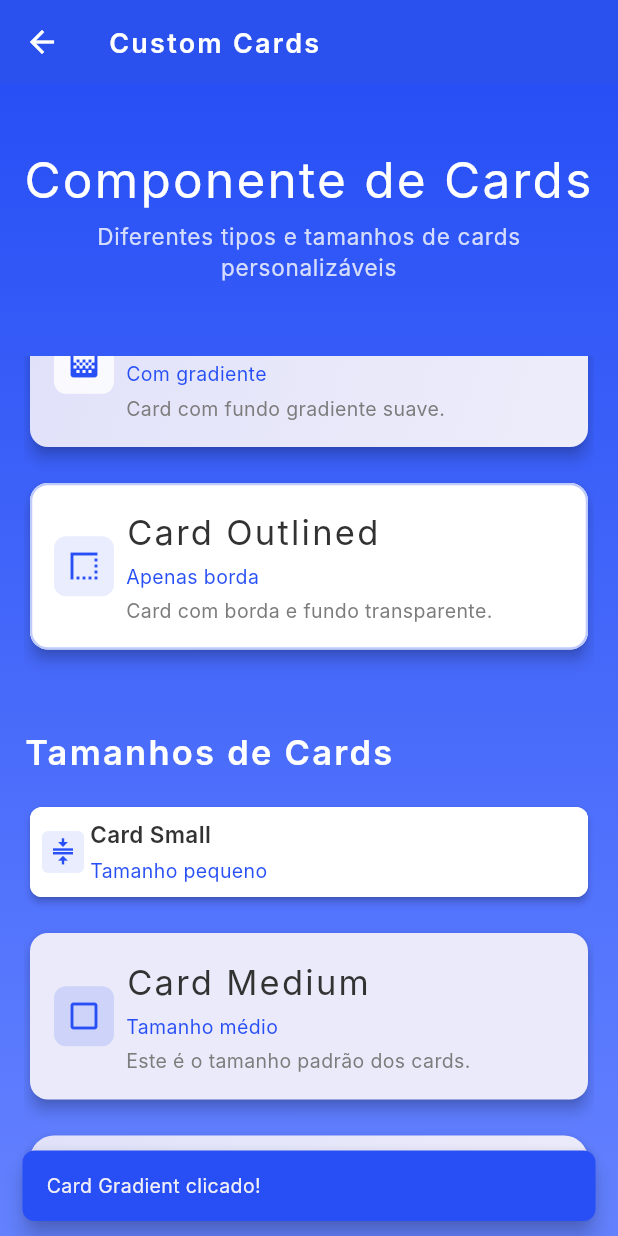
After one commit to marcoantonio567/design_system_flutter, a Flutter app: the CardSamplePage screen opened directly, scrolled down 576 dp, after a tap on "Card Gradient", on a phone screen of 412 x 824 dp. The commit adds this screen. Run offline on Flutter 3.47's test engine with Material 3 defaults, Android fonts, the phone set to English and light mode, and no system bars; Roboto replaces fonts that are missing (Inter, Typeface).

Commit message:
criando componente de cards personalizados

```diff
--- /dev/null
+++ b/lib/DesignSystem/Components/Card/custom_card.dart
@@ -0,0 +1,355 @@
+import 'package:flutter/material.dart';
+import '../../shared/colors.dart';
+import '../../shared/styles.dart';
+import '../../shared/spacing.dart';
+
+enum CardType {
+  primary,
+  secondary,
+  tertiary,
+  gradient,
+  outlined,
+}
+
+enum CardSize {
+  small,
+  medium,
+  large,
+}
+
+class CustomCard extends StatelessWidget {
+  final String? title;
+  final String? subtitle;
+  final String? description;
+  final IconData? icon;
+  final Widget? customIcon;
+  final VoidCallback? onTap;
+  final CardType type;
+  final CardSize size;
+  final bool showShadow;
+  final bool showBadge;
+  final String? badgeText;
+  final Widget? trailing;
+  final Widget? customContent;
+
+  const CustomCard({
+    super.key,
+    this.title,
+    this.subtitle,
+    this.description,
+    this.icon,
+    this.customIcon,
+    this.onTap,
+    this.type = CardType.primary,
+    this.size = CardSize.medium,
+    this.showShadow = true,
+    this.showBadge = false,
+    this.badgeText,
+    this.trailing,
+    this.customContent,
+  });
+
+  @override
+  Widget build(BuildContext context) {
+    return Card(
+      elevation: showShadow ? _getElevation() : 0,
+      shape: RoundedRectangleBorder(
+        borderRadius: BorderRadius.circular(_getBorderRadius()),
+        side: type == CardType.outlined
+            ? BorderSide(
+                color: normalSecondaryBrandColor.withValues(alpha: 0.3),
+                width: borderWidthSm,
+              )
+            : BorderSide.none,
+      ),
+      child: Container(
+        decoration: _getDecoration(),
+        child: InkWell(
+          onTap: onTap,
+          borderRadius: BorderRadius.circular(_getBorderRadius()),
+          child: Padding(
+            padding: EdgeInsets.all(_getPadding()),
+            child: customContent ?? _buildDefaultContent(),
+          ),
+        ),
+      ),
+    );
+  }
+
+  double _getElevation() {
+    switch (size) {
+      case CardSize.small:
+        return 2;
+      case CardSize.medium:
+        return 4;
+      case CardSize.large:
+        return 6;
+    }
+  }
+
+  double _getBorderRadius() {
+    switch (size) {
+      case CardSize.small:
+        return radiusSm;
+      case CardSize.medium:
+        return radiusMd;
+      case CardSize.large:
+        return radiusLg;
+    }
+  }
+
+  double _getPadding() {
+    switch (size) {
+      case CardSize.small:
+        return spaceSm;
+      case CardSize.medium:
+        return spaceMd;
+      case CardSize.large:
+        return spaceLg;
+    }
+  }
+
+  BoxDecoration _getDecoration() {
+    switch (type) {
+      case CardType.primary:
+        return BoxDecoration(
+          color: lightTertiaryBaseColorLight,
+          borderRadius: BorderRadius.circular(_getBorderRadius()),
+        );
+      case CardType.secondary:
+        return BoxDecoration(
+          color: normalSecondaryBrandColor.withValues(alpha: 0.05),
+          borderRadius: BorderRadius.circular(_getBorderRadius()),
+        );
+      case CardType.tertiary:
+        return BoxDecoration(
+          color: normalTertiaryBrandColor.withValues(alpha: 0.05),
+          borderRadius: BorderRadius.circular(_getBorderRadius()),
+        );
+      case CardType.gradient:
+        return BoxDecoration(
+          gradient: LinearGradient(
+            begin: Alignment.topLeft,
+            end: Alignment.bottomRight,
+            colors: [
+              normalSecondaryBrandColor.withValues(alpha: 0.1),
+              lightSecondaryBrandColor.withValues(alpha: 0.05),
+            ],
+          ),
+          borderRadius: BorderRadius.circular(_getBorderRadius()),
+        );
+      case CardType.outlined:
+        return BoxDecoration(
+          color: lightTertiaryBaseColorLight,
+          borderRadius: BorderRadius.circular(_getBorderRadius()),
+        );
+    }
+  }
+
+  Widget _buildDefaultContent() {
+    return Column(
+      crossAxisAlignment: CrossAxisAlignment.start,
+      mainAxisSize: MainAxisSize.min,
+      children: [
+        if (showBadge && badgeText != null) ...[
+          _buildBadge(),
+          SizedBox(height: _getContentSpacing()),
+        ],
+        Row(
+          children: [
+            if (icon != null || customIcon != null) ...[
+              _buildIcon(),
+              SizedBox(width: _getContentSpacing()),
+            ],
+            Expanded(
+              child: Column(
+                crossAxisAlignment: CrossAxisAlignment.start,
+                children: [
+                  if (title != null) _buildTitle(),
+                  if (subtitle != null) ...[
+                    SizedBox(height: spaceXs),
+                    _buildSubtitle(),
+                  ],
+                  if (description != null) ...[
+                    SizedBox(height: spaceXs),
+                    _buildDescription(),
+                  ],
+                ],
+              ),
+            ),
+            if (trailing != null) ...[
+              SizedBox(width: _getContentSpacing()),
+              trailing!,
+            ],
+          ],
+        ),
+      ],
+    );
+  }
+
+  double _getContentSpacing() {
+    switch (size) {
+      case CardSize.small:
+        return spaceXs;
+      case CardSize.medium:
+        return spaceSm;
+      case CardSize.large:
+        return spaceMd;
+    }
+  }
+
+  Widget _buildBadge() {
+    return Container(
+      padding: const EdgeInsets.symmetric(
+        horizontal: spaceSm,
+        vertical: spaceXs,
+      ),
+      decoration: BoxDecoration(
+        color: normalSecondaryBrandColor,
+        borderRadius: BorderRadius.circular(radiusXs),
+      ),
+      child: Text(
+        badgeText!,
+        style: _getBadgeTextStyle(),
+      ),
+    );
+  }
+
+  Widget _buildIcon() {
+    final iconWidget = customIcon ??
+        Icon(
+          icon,
+          color: _getIconColor(),
+          size: _getIconSize(),
+        );
+
+    return Container(
+      padding: EdgeInsets.all(_getIconPadding()),
+      decoration: BoxDecoration(
+        color: _getIconBackgroundColor(),
+        borderRadius: BorderRadius.circular(_getIconBorderRadius()),
+      ),
+      child: iconWidget,
+    );
+  }
+
+  Widget _buildTitle() {
+    return Text(
+      title!,
+      style: _getTitleStyle(),
+      maxLines: 2,
+      overflow: TextOverflow.ellipsis,
+    );
+  }
+
+  Widget _buildSubtitle() {
+    return Text(
+      subtitle!,
+      style: _getSubtitleStyle(),
+      maxLines: 1,
+      overflow: TextOverflow.ellipsis,
+    );
+  }
+
+  Widget _buildDescription() {
+    return Text(
+      description!,
+      style: _getDescriptionStyle(),
+      maxLines: 3,
+      overflow: TextOverflow.ellipsis,
+    );
+  }
+
+  // Métodos para estilos de texto
+  TextStyle _getTitleStyle() {
+    switch (size) {
+      case CardSize.small:
+        return label1Semibold;
+      case CardSize.medium:
+        return heading5Regular;
+      case CardSize.large:
+        return heading4Regular;
+    }
+  }
+
+  TextStyle _getSubtitleStyle() {
+    return paragraph2Medium.copyWith(
+      color: normalSecondaryBrandColor,
+    );
+  }
+
+  TextStyle _getDescriptionStyle() {
+    return paragraph2Medium.copyWith(
+      color: normalSecondaryBaseColorLight,
+    );
+  }
+
+  TextStyle _getBadgeTextStyle() {
+    return labelLinkSemibold.copyWith(
+      color: lightTertiaryBaseColorLight,
+      decoration: TextDecoration.none,
+    );
+  }
+
+  // Métodos para ícones
+  Color _getIconColor() {
+    switch (type) {
+      case CardType.primary:
+      case CardType.outlined:
+        return normalSecondaryBrandColor;
+      case CardType.secondary:
+        return normalSecondaryBrandColor;
+      case CardType.tertiary:
+        return normalTertiaryBrandColor;
+      case CardType.gradient:
+        return normalSecondaryBrandColor;
+    }
+  }
+
+  Color _getIconBackgroundColor() {
+    switch (type) {
+      case CardType.primary:
+      case CardType.outlined:
+        return normalSecondaryBrandColor.withValues(alpha: 0.1);
+      case CardType.secondary:
+        return normalSecondaryBrandColor.withValues(alpha: 0.15);
+      case CardType.tertiary:
+        return normalTertiaryBrandColor.withValues(alpha: 0.15);
+      case CardType.gradient:
+        return lightTertiaryBaseColorLight.withValues(alpha: 0.8);
+    }
+  }
+
+  double _getIconSize() {
+    switch (size) {
+      case CardSize.small:
+        return iconSizeMd;
+      case CardSize.medium:
+        return iconSizeLg;
+      case CardSize.large:
+        return iconSizeXl;
+    }
+  }
+
+  double _getIconPadding() {
+    switch (size) {
+      case CardSize.small:
+        return spaceXs;
+      case CardSize.medium:
+        return spaceSm;
+      case CardSize.large:
+        return spaceMd;
+    }
+  }
+
+  double _getIconBorderRadius() {
+    switch (size) {
+      case CardSize.small:
+        return radiusXs;
+      case CardSize.medium:
+        return radiusSm;
+      case CardSize.large:
+        return radiusMd;
+    }
+  }
+}
--- /dev/null
+++ b/lib/DesignSystem/Samples/cardSampleScreen/card_sample_screen.dart
@@ -0,0 +1,305 @@
+import 'package:flutter/material.dart';
+import '../../Components/Card/custom_card.dart';
+import '../../shared/colors.dart';
+import '../../shared/styles.dart';
+import '../../shared/spacing.dart';
+
+class CardSamplePage extends StatelessWidget {
+  const CardSamplePage({super.key});
+
+  @override
+  Widget build(BuildContext context) {
+    return Scaffold(
+      appBar: AppBar(
+        title: Text(
+          'Custom Cards',
+          style: navbarSmallTitle.copyWith(color: lightTertiaryBaseColorLight),
+        ),
+        backgroundColor: normalSecondaryBrandColor,
+        elevation: 0,
+        iconTheme: const IconThemeData(color: lightTertiaryBaseColorLight),
+      ),
+      body: Container(
+        decoration: const BoxDecoration(
+          gradient: LinearGradient(
+            begin: Alignment.topCenter,
+            end: Alignment.bottomCenter,
+            colors: [
+              normalSecondaryBrandColor,
+              lightSecondaryBrandColor,
+            ],
+          ),
+        ),
+        child: SafeArea(
+          child: Padding(
+            padding: const EdgeInsets.all(spaceMd),
+            child: Column(
+              crossAxisAlignment: CrossAxisAlignment.stretch,
+              children: [
+                const SizedBox(height: spaceLg),
+                Text(
+                  'Componente de Cards',
+                  style: heading4Regular.copyWith(
+                    color: lightTertiaryBaseColorLight,
+                  ),
+                  textAlign: TextAlign.center,
+                ),
+                const SizedBox(height: spaceXs),
+                Text(
+                  'Diferentes tipos e tamanhos de cards personalizáveis',
+                  style: paragraph1Regular.copyWith(
+                    color: lightTertiaryBaseColorLight.withValues(alpha: 0.8),
+                  ),
+                  textAlign: TextAlign.center,
+                ),
+                const SizedBox(height: space2xl),
+                Expanded(
+                  child: ListView(
+                    children: [
+                      // Seção: Tipos de Cards
+                      _buildSectionTitle('Tipos de Cards'),
+                      const SizedBox(height: spaceMd),
+
+                      // Card Primary
+                      CustomCard(
+                        title: 'Card Primary',
+                        subtitle: 'Tipo padrão',
+                        description: 'Este é um card do tipo primary com estilo padrão.',
+                        icon: Icons.star,
+                        type: CardType.primary,
+                        onTap: () => _showSnackBar(context, 'Card Primary clicado!'),
+                      ),
+                      const SizedBox(height: spaceMd),
+
+                      // Card Secondary
+                      CustomCard(
+                        title: 'Card Secondary',
+                        subtitle: 'Com badge',
+                        description: 'Card secondary com badge personalizado.',
+                        icon: Icons.favorite,
+                        type: CardType.secondary,
+                        showBadge: true,
+                        badgeText: 'NOVO',
+                        trailing: const Icon(Icons.arrow_forward_ios, size: iconSizeSm),
+                        onTap: () => _showSnackBar(context, 'Card Secondary clicado!'),
+                      ),
+                      const SizedBox(height: spaceMd),
+
+                      // Card Tertiary
+                      CustomCard(
+                        title: 'Card Tertiary',
+                        subtitle: 'Estilo terciário',
+                        description: 'Card com cores terciárias do design system.',
+                        icon: Icons.palette,
+                        type: CardType.tertiary,
+                        onTap: () => _showSnackBar(context, 'Card Tertiary clicado!'),
+                      ),
+                      const SizedBox(height: spaceMd),
+
+                      // Card Gradient
+                      CustomCard(
+                        title: 'Card Gradient',
+                        subtitle: 'Com gradiente',
+                        description: 'Card com fundo gradiente suave.',
+                        icon: Icons.gradient,
+                        type: CardType.gradient,
+                        onTap: () => _showSnackBar(context, 'Card Gradient clicado!'),
+                      ),
+                      const SizedBox(height: spaceMd),
+
+                      // Card Outlined
+                      CustomCard(
+                        title: 'Card Outlined',
+                        subtitle: 'Apenas borda',
+                        description: 'Card com borda e fundo transparente.',
+                        icon: Icons.border_style,
+                        type: CardType.outlined,
+                        onTap: () => _showSnackBar(context, 'Card Outlined clicado!'),
+                      ),
+
+                      const SizedBox(height: space2xl),
+
+                      // Seção: Tamanhos de Cards
+                      _buildSectionTitle('Tamanhos de Cards'),
+                      const SizedBox(height: spaceMd),
+
+                      // Card Small
+                      CustomCard(
+                        title: 'Card Small',
+                        subtitle: 'Tamanho pequeno',
+                        icon: Icons.compress,
+                        type: CardType.primary,
+                        size: CardSize.small,
+                        onTap: () => _showSnackBar(context, 'Card Small clicado!'),
+                      ),
+                      const SizedBox(height: spaceMd),
+
+                      // Card Medium
+                      CustomCard(
+                        title: 'Card Medium',
+                        subtitle: 'Tamanho médio',
+                        description: 'Este é o tamanho padrão dos cards.',
+                        icon: Icons.crop_din,
+                        type: CardType.secondary,
+                        size: CardSize.medium,
+                        onTap: () => _showSnackBar(context, 'Card Medium clicado!'),
+                      ),
+                      const SizedBox(height: spaceMd),
+
+                      // Card Large
+                      CustomCard(
+                        title: 'Card Large',
+                        subtitle: 'Tamanho grande',
+                        description: 'Card com tamanho grande para conteúdo mais extenso e detalhado.',
+                        icon: Icons.fullscreen,
+                        type: CardType.gradient,
+                        size: CardSize.large,
+                        showBadge: true,
+                        badgeText: 'DESTAQUE',
+                        onTap: () => _showSnackBar(context, 'Card Large clicado!'),
+                      ),
+
+                      const SizedBox(height: space2xl),
+
+                      // Seção: Cards Especiais
+                      _buildSectionTitle('Cards Especiais'),
+                      const SizedBox(height: spaceMd),
+
+                      // Card sem sombra
+                      CustomCard(
+                        title: 'Card sem Sombra',
+                        subtitle: 'Flat design',
+                        description: 'Card sem elevação para design mais limpo.',
+                        icon: Icons.layers_clear,
+                        type: CardType.primary,
+                        showShadow: false,
+                        onTap: () => _showSnackBar(context, 'Card sem sombra clicado!'),
+                      ),
+                      const SizedBox(height: spaceMd),
+
+                      // Card com conteúdo customizado
+                      CustomCard(
+                        type: CardType.gradient,
+                        size: CardSize.large,
+                        customContent: _buildCustomContent(),
+                        onTap: () => _showSnackBar(context, 'Card customizado clicado!'),
+                      ),
+
+                      const SizedBox(height: spaceLg),
+                    ],
+                  ),
+                ),
+              ],
+            ),
+          ),
+        ),
+      ),
+    );
+  }
+
+  Widget _buildSectionTitle(String title) {
+    return Text(
+      title,
+      style: heading5Regular.copyWith(
+        color: lightTertiaryBaseColorLight,
+        fontWeight: FontWeight.w600,
+      ),
+    );
+  }
+
+  Widget _buildCustomContent() {
+    return Column(
+      crossAxisAlignment: CrossAxisAlignment.start,
+      children: [
+        Row(
+          children: [
+            Container(
+              padding: const EdgeInsets.all(spaceSm),
+              decoration: BoxDecoration(
+                color: lightTertiaryBaseColorLight,
+                borderRadius: BorderRadius.circular(radiusSm),
+              ),
+              child: const Icon(
+                Icons.auto_awesome,
+                color: normalSecondaryBrandColor,
+                size: iconSizeLg,
+              ),
+            ),
+            const SizedBox(width: spaceMd),
+            Expanded(
+              child: Column(
+                crossAxisAlignment: CrossAxisAlignment.start,
+                children: [
+                  Text(
+                    'Card Customizado',
+                    style: heading5Regular.copyWith(
+                      color: normalPrimaryBaseColorLight,
+                      fontWeight: FontWeight.w600,
+                    ),
+                  ),
+                  const SizedBox(height: spaceXs),
+                  Text(
+                    'Conteúdo totalmente personalizado',
+                    style: paragraph2Medium.copyWith(
+                      color: normalSecondaryBaseColorLight,
+                    ),
+                  ),
+                ],
+              ),
+            ),
+          ],
+        ),
+        const SizedBox(height: spaceMd),
+        Container(
+          padding: const EdgeInsets.all(spaceSm),
+          decoration: BoxDecoration(
+            color: lightTertiaryBaseColorLight.withValues(alpha: 0.8),
+            borderRadius: BorderRadius.circular(radiusSm),
+          ),
+          child: Row(
+            mainAxisAlignment: MainAxisAlignment.spaceAround,
+            children: [
+              _buildStatItem('123', 'Visualizações'),
+              _buildStatItem('45', 'Curtidas'),
+              _buildStatItem('12', 'Comentários'),
+            ],
+          ),
+        ),
+      ],
+    );
+  }
+
+  Widget _buildStatItem(String value, String label) {
+    return Column(
+      children: [
+        Text(
+          value,
+          style: heading5Regular.copyWith(
+            color: normalSecondaryBrandColor,
+            fontWeight: FontWeight.w700,
+          ),
+        ),
+        Text(
+          label,
+          style: labelLinkSemibold.copyWith(
+            color: normalSecondaryBaseColorLight,
+            decoration: TextDecoration.none,
+          ),
+        ),
+      ],
+    );
+  }
+
+  void _showSnackBar(BuildContext context, String message) {
+    ScaffoldMessenger.of(context).showSnackBar(
+      SnackBar(
+        content: Text(message),
+        backgroundColor: normalSecondaryBrandColor,
+        behavior: SnackBarBehavior.floating,
+        shape: RoundedRectangleBorder(
+          borderRadius: BorderRadius.circular(radiusSm),
+        ),
+      ),
+    );
+  }
+}
--- a/lib/main.dart
+++ b/lib/main.dart
@@ -1,6 +1,7 @@
 import 'package:flutter/material.dart';
 import 'DesignSystem/Samples/actionButtonSampleScreen/action_button_sample_screen.dart';
 import 'DesignSystem/Samples/bottomTabBarSampleScreen/bottom_tab_bar_sample_screen.dart';
+import 'DesignSystem/Samples/cardSampleScreen/card_sample_screen.dart';
 import 'DesignSystem/Samples/inputFieldSampleScreen/input_field_sample_screen.dart';
 import 'DesignSystem/Samples/linkedLabelSampleScreen/linked_label_sample_screen.dart';
 import 'DesignSystem/Samples/tabComponentSampleScreen/tab_sample_screen.dart';
@@ -108,6 +109,14 @@ class HomeScreen extends StatelessWidget {
                         'Barra de navegação inferior',
                         Icons.tab,
                         BottomTabBarPage(),
+                      ),
+                      const SizedBox(height: spaceMd),
+                      _buildNavigationCard(
+                        context,
+                        'Custom Cards',
+                        'Cards personalizáveis e reutilizáveis',
+                        Icons.credit_card,
+                        CardSamplePage(),
                       ),
                       const SizedBox(height: spaceMd),
                       _buildNavigationCard(
```
